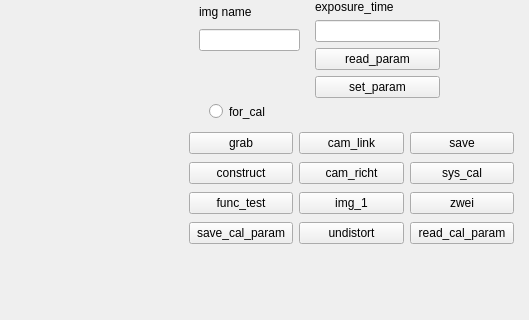
Before: the Qt Designer form ui_control/mainwindow.ui in klugcyk/dieschwesterwaternderengle, drawn with Qt 5; both pictures show x 471 to 1000 and y 0 to 320 of the 1000 by 550 pixel window.
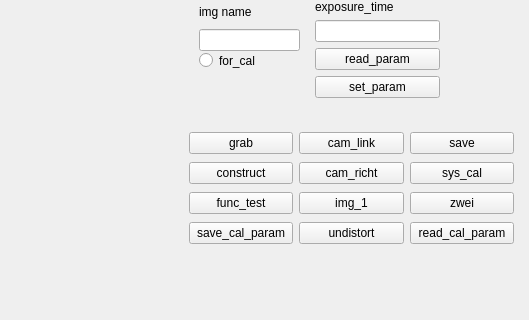
After: the same form once the commit is applied.

```diff
--- a/ui_control/mainwindow.ui
+++ b/ui_control/mainwindow.ui
@@ -190,10 +190,10 @@
    <widget class="QRadioButton" name="for_cal">
     <property name="geometry">
      <rect>
-      <x>680</x>
-      <y>100</y>
+      <x>670</x>
+      <y>50</y>
       <width>72</width>
-      <height>23</height>
+      <height>21</height>
      </rect>
     </property>
     <property name="text">
```
